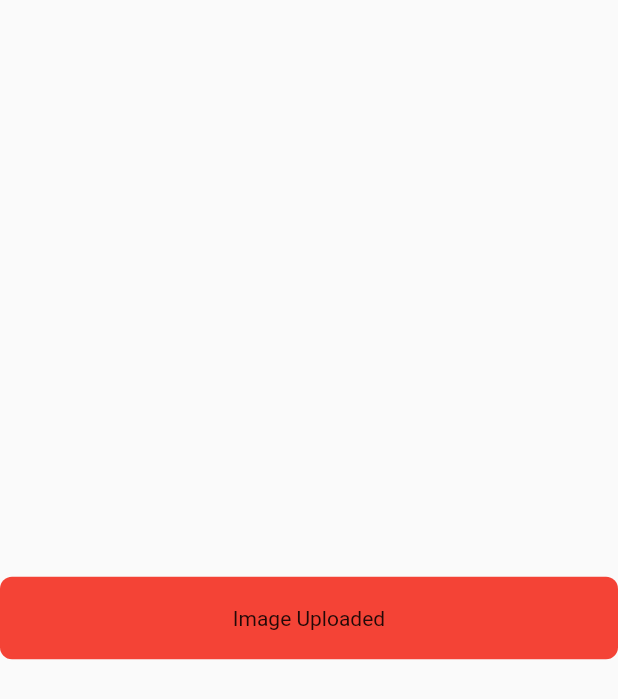
After one commit to Bilalhassan679/BaratApp1, a Flutter app: the screen it shows after launch, after a tap on "Submit", on a phone screen of 412 x 824 dp. The commit adds this screen. Shown: the top 699 px of the screen. Run offline on Flutter 3.47's test engine with Material 2 defaults, Android fonts, the phone set to English and light mode, and no system bars; our stand-ins replace flutter_screenutil, get.

Commit message:
Second Commit Before Implement Image Work commit

```diff
--- a/lib/main.dart
+++ b/lib/main.dart
@@ -1,4 +1,4 @@
-import 'package:barat/screens/HomePage.dart';
+import 'package:barat/screens/areaForm.dart';
 import 'package:flutter/material.dart';
 import 'package:flutter_screenutil/flutter_screenutil.dart';
 import 'package:get/get.dart';
@@ -17,7 +17,7 @@ class MyApp extends StatelessWidget {
         debugShowCheckedModeBanner: false,
         title: 'Barat',
         theme: ThemeData(primarySwatch: Colors.blue),
-        home: HomePage(),
+        home: const AdminAreaForm(),
         // initialRoute: '/',
         // routes: {
         //   '/': (context) => const SplashScreen(),
--- /dev/null
+++ b/lib/screens/admin.dart
@@ -0,0 +1,27 @@
+import 'package:barat/widgets/loading_button.dart';
+import 'package:flutter/foundation.dart';
+import 'package:flutter/material.dart';
+
+class AdminPage extends StatelessWidget {
+  const AdminPage({Key? key}) : super(key: key);
+
+  @override
+  Widget build(BuildContext context) {
+    return Scaffold(
+        body: Column(mainAxisAlignment: MainAxisAlignment.center, children: [
+      LoadingButton(
+          onClick: () async {
+            if (kDebugMode) {
+              print('asfkjlasdfj');
+            }
+          },
+          color: Colors.red,
+          childWidget: Row(
+            mainAxisAlignment: MainAxisAlignment.center,
+            children: const [
+              Text('Image Uploaded'),
+            ],
+          ))
+    ]));
+  }
+}
--- /dev/null
+++ b/lib/screens/areaForm.dart
@@ -0,0 +1,83 @@
+import 'package:barat/widgets/reusableBigText.dart';
+import 'package:flutter/material.dart';
+import 'package:get/get.dart';
+
+import '../utils/color.dart';
+import '../widgets/reusableTextField.dart';
+import '../widgets/reusableTextIconButton.dart';
+import 'admin.dart';
+
+class AdminAreaForm extends StatefulWidget {
+  const AdminAreaForm({Key? key}) : super(key: key);
+
+  @override
+  State<AdminAreaForm> createState() => _AdminAreaFormState();
+}
+
+class _AdminAreaFormState extends State<AdminAreaForm> {
+  final TextEditingController areaName = TextEditingController();
+  final TextEditingController areaImage = TextEditingController();
+  @override
+  void dispose() {
+    // TODO: implement dispose
+    super.dispose();
+    areaName.dispose();
+    areaImage.dispose();
+  }
+
+  @override
+  Widget build(BuildContext context) {
+    final height = MediaQuery.of(context).size.height;
+    final width = MediaQuery.of(context).size.width;
+    return Scaffold(
+      body: SingleChildScrollView(
+        child: Center(
+          child: Container(
+            width: 500,
+            color: primaryColor,
+            child: ConstrainedBox(
+              constraints:
+                  BoxConstraints(maxHeight: MediaQuery.of(context).size.height),
+              child: Container(
+                  margin: const EdgeInsets.all(50),
+                  decoration: BoxDecoration(
+                      color: whiteColor,
+                      borderRadius: BorderRadius.circular(8)),
+                  child: Column(
+                    crossAxisAlignment: CrossAxisAlignment.center,
+                    children: [
+                      // Text('data')
+                      ReusableBigText(text: "Admin"),
+                      SizedBox(
+                        height: height * 0.01,
+                      ),
+
+                      ReusableTextField(
+                        controller: areaName,
+                        hintText: 'Area Name',
+                        keyboardType: TextInputType.text,
+                      ),
+                      SizedBox(
+                        height: height * 0.01,
+                      ),
+
+                      SizedBox(
+                        height: height * 0.02,
+                      ),
+                      InkWell(
+                        onTap: () {
+                          Get.off(() => const AdminPage());
+                        },
+                        child: const ReusableTextIconButton(
+                          text: "Submit",
+                        ),
+                      ),
+                    ],
+                  )),
+            ),
+          ),
+        ),
+      ),
+    );
+  }
+}
--- a/lib/screens/signUpPage.dart
+++ b/lib/screens/signUpPage.dart
@@ -45,7 +45,8 @@ class _SignUpPageState extends State<SignUpPage> {
               child: Container(
                   margin: EdgeInsets.all(50),
                   decoration: BoxDecoration(
-                      color: backgroundColor, borderRadius: BorderRadius.circular(8)),
+                      color: backgroundColor,
+                      borderRadius: BorderRadius.circular(8)),
                   child: Column(
                     crossAxisAlignment: CrossAxisAlignment.center,
                     children: [
@@ -99,7 +100,7 @@ class _SignUpPageState extends State<SignUpPage> {
                       SizedBox(
                         height: height * 0.02,
                       ),
-                      const ReusableTextIconButton(
+                      ReusableTextIconButton(
                         text: "Login",
                       ),
                       const ReusableAlreadyText(
--- /dev/null
+++ b/lib/widgets/loading_button.dart
@@ -0,0 +1,24 @@
+import 'package:flutter/material.dart';
+
+class LoadingButton extends StatelessWidget {
+  final Function onClick;
+  final Widget childWidget;
+  final Color color;
+  const LoadingButton(
+      {required this.onClick, required this.childWidget, required this.color});
+
+  @override
+  Widget build(BuildContext context) {
+    return InkWell(
+      onTap: () => onClick(),
+      child: Ink(
+        decoration: BoxDecoration(
+          color: color,
+          borderRadius: BorderRadius.circular(8),
+        ),
+        height: 55,
+        child: childWidget,
+      ),
+    );
+  }
+}
--- a/lib/widgets/reusableTextIconButton.dart
+++ b/lib/widgets/reusableTextIconButton.dart
@@ -5,6 +5,7 @@ import 'package:flutter_screenutil/flutter_screenutil.dart';
 class ReusableTextIconButton extends StatelessWidget {
   final String text;
   final double margin;
+  // final Function onClick;
 
   const ReusableTextIconButton({Key? key, required this.text, this.margin = 45})
       : super(key: key);
--- a/pubspec.yaml
+++ b/pubspec.yaml
@@ -18,7 +18,7 @@ publish_to: 'none' # Remove this line if you wish to publish to pub.dev
 version: 1.0.0+1
 
 environment:
-  sdk: ">=2.15.1 <3.0.0"
+  sdk: ">=2.16.1 <3.0.0"
 
 # Dependencies specify other packages that your package needs in order to work.
 # To automatically upgrade your package dependencies to the latest versions
```
Also changed, not shown: lib/screens/HomePage.dart (+1 -9 lines), lib/screens/addgallary.dart (added, +15 -0 lines), lib/screens/loginPage.dart (+22 -5 lines), pubspec.lock, 2 other files.
